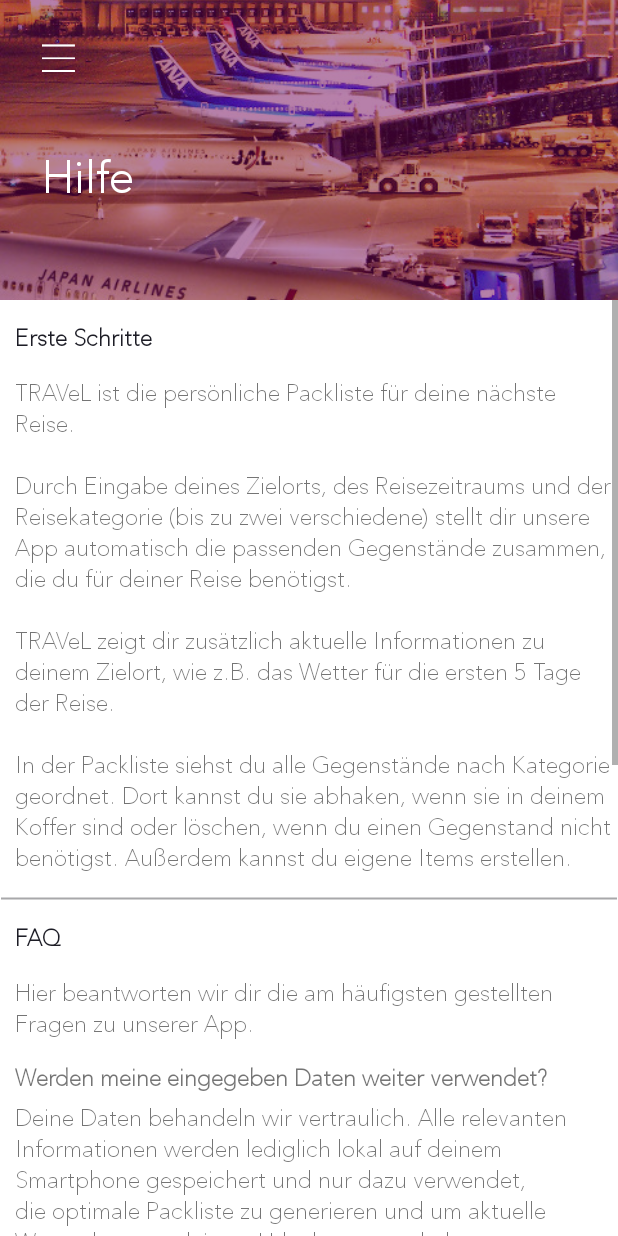
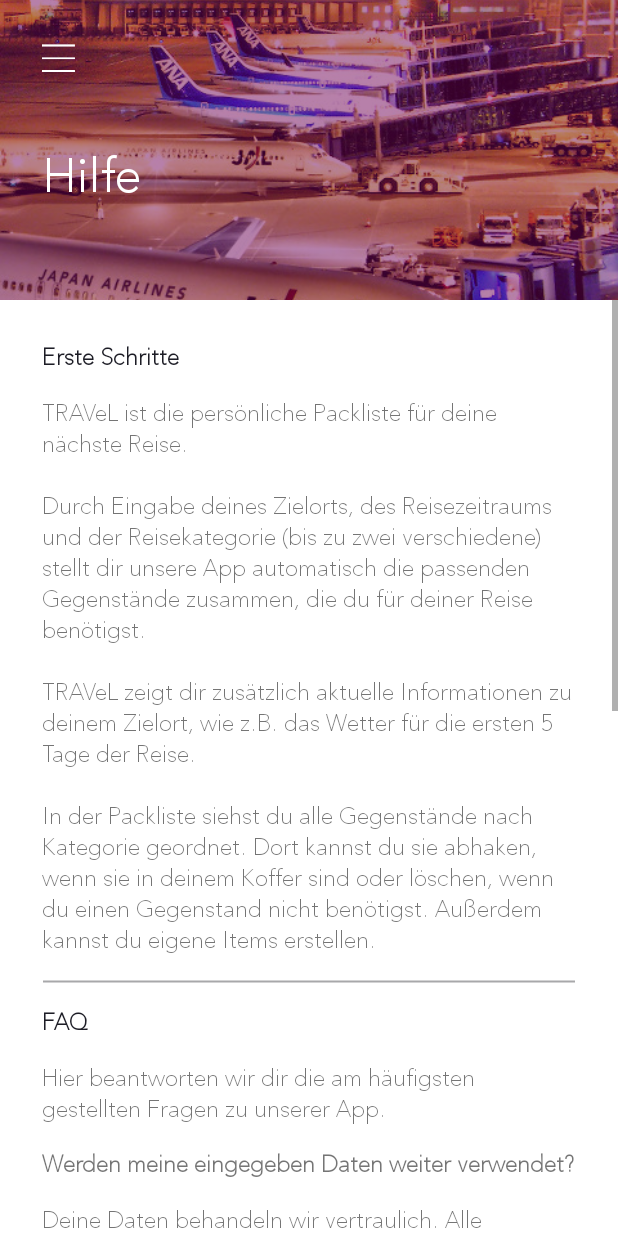
Before and after one commit to softpromin/TravelingApp, an Android app: the fragment HelpFragment placed in its activity, on a phone screen of 412 x 824 dp. Run offline under Robolectric (Android 15) with nearby library versions, the phone set to English and light mode, and no system bars; network calls fail.

Commit message:
Help Fragment Layout

```diff
--- a/app/src/main/res/layout/fragment_help.xml
+++ b/app/src/main/res/layout/fragment_help.xml
@@ -34,8 +34,8 @@
                 android:textColor="@android:color/white"
                 android:layout_alignParentBottom="true"
                 android:layout_marginBottom="60dp"
-                android:layout_marginLeft="28dp"
-                android:textSize="30dp"/>
+                android:layout_marginLeft="@dimen/space_medium"
+                android:textSize="@dimen/text_large"/>
         </RelativeLayout>
 
     </RelativeLayout>
@@ -44,23 +44,20 @@
         android:layout_width="fill_parent"
         android:layout_height="fill_parent"
         android:fillViewport="true"
-        android:id="@+id/scrollView"
-        android:layout_gravity="center_horizontal">
-
+        android:id="@+id/scrollView">
 
         <LinearLayout
             xmlns:android="http://schemas.android.com/apk/res/android"
             android:orientation="vertical"
             android:layout_width="fill_parent"
             android:layout_height="fill_parent"
-            android:background="@color/white">
+            android:background="@color/white"
+            android:padding="@dimen/space_medium">
 
             <TextView
                 android:layout_alignParentLeft="true"
                 android:layout_width="match_parent"
                 android:layout_height="wrap_content"
-                android:layout_marginTop="15dp"
-                android:layout_marginLeft="10dp"
                 android:textSize="@dimen/text_medium"
                 android:textColor="@color/black"
                 android:textStyle="bold"
@@ -72,9 +69,8 @@
                 android:layout_alignParentLeft="true"
                 android:layout_width="match_parent"
                 android:layout_height="wrap_content"
-                android:layout_marginTop="15dp"
-                android:layout_marginLeft="10dp"
-                android:layout_marginBottom="15dp"
+                android:layout_marginTop="@dimen/space_small"
+                android:layout_marginBottom="@dimen/space_small"
                 android:textSize="@dimen/text_medium"
                 android:text="@string/first_steps_text"
                 android:gravity="left"
@@ -89,9 +85,7 @@
                 android:layout_alignParentLeft="true"
                 android:layout_width="match_parent"
                 android:layout_height="wrap_content"
-                android:layout_marginTop="15dp"
-                android:layout_marginLeft="10dp"
-                android:layout_marginBottom="15dp"
+                android:layout_marginTop="@dimen/space_small"
                 android:textSize="@dimen/text_medium"
                 android:textColor="@color/black"
                 android:textStyle="bold"
@@ -103,9 +97,7 @@
                 android:layout_alignParentLeft="true"
                 android:layout_width="match_parent"
                 android:layout_height="wrap_content"
-                android:layout_marginLeft="10dp"
-                android:layout_marginRight="10dp"
-                android:layout_marginBottom="15dp"
+                android:layout_marginTop="@dimen/space_small"
                 android:textSize="@dimen/text_medium"
                 android:text="@string/faq_text"
                 android:gravity="left"
@@ -115,9 +107,7 @@
                 android:layout_alignParentLeft="true"
                 android:layout_width="match_parent"
                 android:layout_height="wrap_content"
-                android:layout_marginLeft="10dp"
-                android:layout_marginRight="10dp"
-                android:layout_marginBottom="5dp"
+                android:layout_marginTop="@dimen/space_small"
                 android:textStyle="bold"
                 android:textSize="@dimen/text_medium"
                 android:text="@string/frage1"
@@ -128,9 +118,7 @@
                 android:layout_alignParentLeft="true"
                 android:layout_width="match_parent"
                 android:layout_height="wrap_content"
-                android:layout_marginLeft="10dp"
-                android:layout_marginRight="10dp"
-                android:layout_marginBottom="15dp"
+                android:layout_marginTop="@dimen/space_small"
                 android:textSize="@dimen/text_medium"
                 android:text="@string/antwort1"
                 android:gravity="left"
@@ -140,9 +128,7 @@
                 android:layout_alignParentLeft="true"
                 android:layout_width="match_parent"
                 android:layout_height="wrap_content"
-                android:layout_marginLeft="10dp"
-                android:layout_marginRight="10dp"
-                android:layout_marginBottom="5dp"
+                android:layout_marginTop="@dimen/space_small"
                 android:textStyle="bold"
                 android:textSize="@dimen/text_medium"
                 android:text="@string/frage2"
@@ -153,9 +139,7 @@
                 android:layout_alignParentLeft="true"
                 android:layout_width="match_parent"
                 android:layout_height="wrap_content"
-                android:layout_marginLeft="10dp"
-                android:layout_marginRight="10dp"
-                android:layout_marginBottom="15dp"
+                android:layout_marginTop="@dimen/space_small"
                 android:textSize="@dimen/text_medium"
                 android:text="@string/antwort2"
                 android:gravity="left"
@@ -165,9 +149,7 @@
                 android:layout_alignParentLeft="true"
                 android:layout_width="match_parent"
                 android:layout_height="wrap_content"
-                android:layout_marginLeft="10dp"
-                android:layout_marginRight="10dp"
-                android:layout_marginBottom="5dp"
+                android:layout_marginTop="@dimen/space_small"
                 android:textStyle="bold"
                 android:textSize="@dimen/text_medium"
                 android:text="@string/frage3"
@@ -178,9 +160,7 @@
                 android:layout_alignParentLeft="true"
                 android:layout_width="match_parent"
                 android:layout_height="wrap_content"
-                android:layout_marginLeft="10dp"
-                android:layout_marginRight="10dp"
-                android:layout_marginBottom="15dp"
+                android:layout_marginTop="@dimen/space_small"
                 android:textSize="@dimen/text_medium"
                 android:text="@string/antwort3"
                 android:gravity="left"
@@ -190,9 +170,7 @@
                 android:layout_alignParentLeft="true"
                 android:layout_width="match_parent"
                 android:layout_height="wrap_content"
-                android:layout_marginLeft="10dp"
-                android:layout_marginRight="10dp"
-                android:layout_marginBottom="5dp"
+                android:layout_marginTop="@dimen/space_small"
                 android:textStyle="bold"
                 android:textSize="@dimen/text_medium"
                 android:text="@string/frage4"
@@ -203,9 +181,7 @@
                 android:layout_alignParentLeft="true"
                 android:layout_width="match_parent"
                 android:layout_height="wrap_content"
-                android:layout_marginLeft="10dp"
-                android:layout_marginRight="10dp"
-                android:layout_marginBottom="15dp"
+                android:layout_marginTop="@dimen/space_small"
                 android:textSize="@dimen/text_medium"
                 android:text="@string/antwort4"
                 android:gravity="left"
@@ -215,9 +191,7 @@
                 android:layout_alignParentLeft="true"
                 android:layout_width="match_parent"
                 android:layout_height="wrap_content"
-                android:layout_marginLeft="10dp"
-                android:layout_marginRight="10dp"
-                android:layout_marginBottom="5dp"
+                android:layout_marginTop="@dimen/space_small"
                 android:textStyle="bold"
                 android:textSize="@dimen/text_medium"
                 android:text="@string/frage5"
@@ -228,9 +202,7 @@
                 android:layout_alignParentLeft="true"
                 android:layout_width="match_parent"
                 android:layout_height="wrap_content"
-                android:layout_marginLeft="10dp"
-                android:layout_marginRight="10dp"
-                android:layout_marginBottom="15dp"
+                android:layout_marginTop="@dimen/space_small"
                 android:textSize="@dimen/text_medium"
                 android:text="@string/antwort5"
                 android:gravity="left"
```
